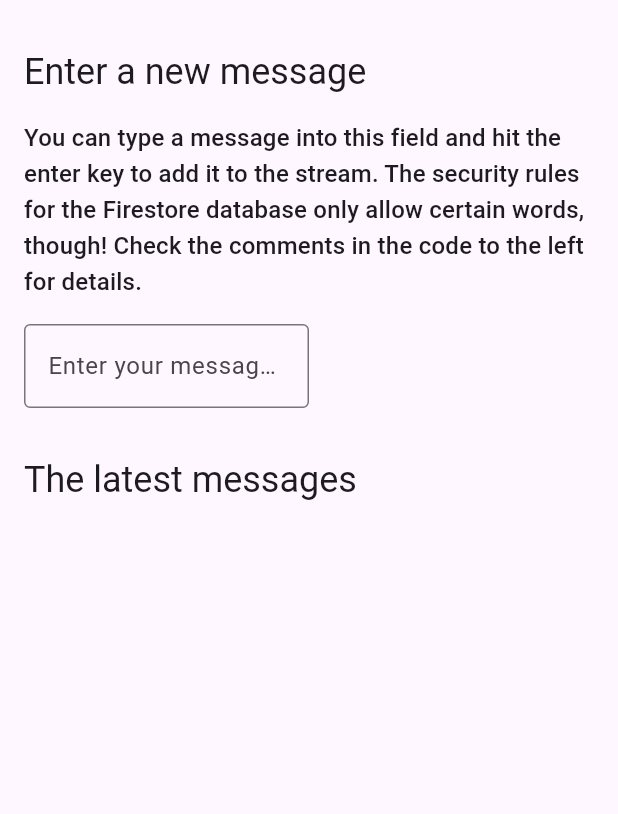
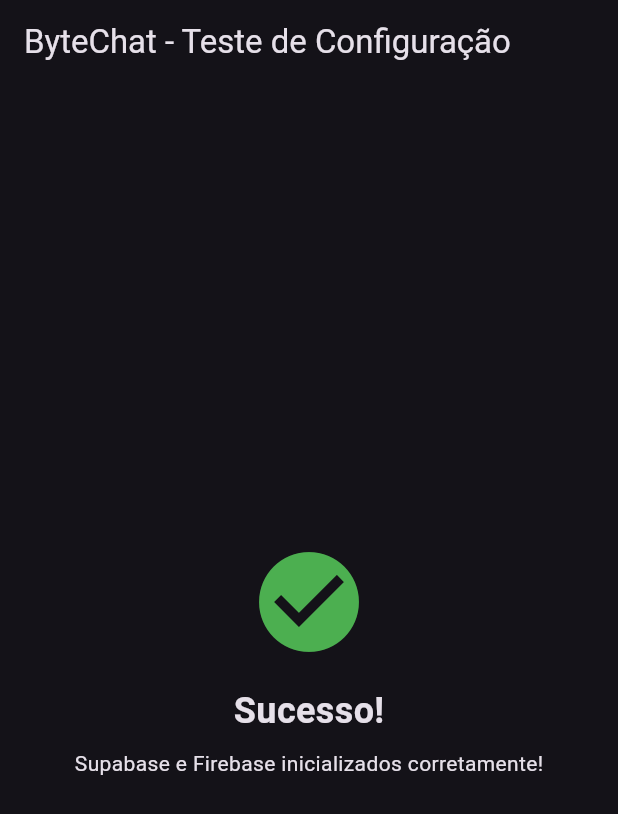
Before and after one commit to Breno2840/studious-engine, a Flutter app: the screen it shows after launch, on a phone screen of 412 x 824 dp. Shown: the top 814 px of the screen. Run offline on Flutter 3.47's test engine with Material 3 defaults, Android fonts, the phone set to English and light mode, and no system bars; our stand-ins replace firebase_core, supabase_flutter; accounts and stored records are empty.

Commit message:
Atualizar o main.dart

```diff
--- a/lib/main.dart
+++ b/lib/main.dart
@@ -1,145 +1,66 @@
-// Based on https://dartpad.dev/?id=d57c6c898dabb8c6fb41018588b8cf73
-import 'package:cloud_firestore/cloud_firestore.dart';
-import 'package:firebase_auth/firebase_auth.dart';
+import 'package:flutter/material.dart';
+import 'package:supabase_flutter/supabase_flutter.dart';
 import 'package:firebase_core/firebase_core.dart';
-import 'package:flutter/material.dart';
-import 'package:intl/intl.dart';
+
+// Importa o arquivo de configuração do Firebase que acabamos de corrigir
 import 'firebase_options.dart';
 
-const Color darkBlue = Color.fromARGB(255, 18, 32, 47);
+Future<void> main() async {
+  // Garante que o Flutter esteja pronto
+  WidgetsFlutterBinding.ensureInitialized();
 
-const messageLimit = 30;
-
-void main() async {
-  try {
-    WidgetsFlutterBinding.ensureInitialized();
-  } catch (e, st) {
-    print(e);
-    print(st);
-  }
-
-  // The first step to using Firebase is to configure it so that our code can
-  // find the Firebase project on the servers. This is not a security risk, as
-  // explained here: https://stackoverflow.com/a/37484053
+  // INICIALIZAÇÃO CORRETA E MODERNA DO FIREBASE
+  // Usamos o arquivo firebase_options.dart para garantir que as chaves certas sejam usadas.
   await Firebase.initializeApp(
     options: DefaultFirebaseOptions.currentPlatform,
   );
 
-  // We sign the user in anonymously, meaning they get a user ID without having
-  // to provide credentials. While this doesn't allow us to identify the user,
-  // this would, for example, still allow us to associate data in the database
-  // with each user.
-  await FirebaseAuth.instance.signInAnonymously();
+  // Inicialização do Supabase (continua igual)
+  await Supabase.initialize(
+    url: 'https://vkmzoznmzgxfzvgdlwvm.supabase.co',
+    anonKey: 'eyJhbGciOiJIANiIsInR5cCI6IkpXVCJ9.eyJpc3MiOiJzdXBhYmFzZSIsInJlZiI6InZrbXpvem5temd4Znp2Z2Rsd3ZtIiwicm9sZSI6ImFub24iLCJpYXQiOjE3NTU3MDcwNzIsImV4cCI6MjA3MTI4MzA3Mn0.Rm1f2YJPjdyom2xa5QaB4Iewr0cOhCq08ObdRJk27vg',
+  );
 
-  runApp(MyApp());
+  runApp(const ByteChatMiniApp());
 }
 
-class MyApp extends StatelessWidget {
-  final DateFormat formatter = DateFormat('MM/dd HH:mm:SS');
-
-  MyApp({Key? key}) : super(key: key);
+class ByteChatMiniApp extends StatelessWidget {
+  const ByteChatMiniApp({super.key});
 
   @override
   Widget build(BuildContext context) {
     return MaterialApp(
-      home: Scaffold(
-        body: Padding(
-          padding: const EdgeInsets.symmetric(horizontal: 16.0),
-          child: Column(
-            crossAxisAlignment: CrossAxisAlignment.start,
-            children: [
-              // The user can send a message to Firebase. What they can send is
-              // protected by server-side security rules, which in this case
-              // only allow chat messages that this regular expression:
-              //
-              //    ^((?i)hello|\\s|firebase|welcome|to|summit|the|this|
-              //    everyone|good|morning|afternoon|firestore|meetup|
-              //    devfest|virtual|online)+
-              //
-              // In a real project you'd probably expand that, for example by
-              // only allowing users that you explicitly approve to post
-              // messages.
-              const SizedBox(height: 32),
-              Text(
-                'Enter a new message',
-                style: Theme.of(context).textTheme.headlineSmall,
-              ),
-              const SizedBox(height: 16),
-              Text(
-                'You can type a message into this field and hit the enter key '
-                'to add it to the stream. The security rules for the '
-                'Firestore database only allow certain words, though! Check '
-                'the comments in the code to the left for details.',
-                style: Theme.of(context).textTheme.titleMedium,
-              ),
-              const SizedBox(height: 16),
-              FractionallySizedBox(
-                widthFactor: 0.5,
-                child: TextField(
-                  decoration: const InputDecoration(
-                      border: OutlineInputBorder(),
-                      hintText: 'Enter your message and hit Enter'),
-                  onSubmitted: (String value) {
-                    FirebaseFirestore.instance.collection('chat').add(
-                      {
-                        'message': value,
-                        'timestamp': DateTime.now().millisecondsSinceEpoch
-                      },
-                    );
-                  },
-                ),
-              ),
-              // We use a stream builder to both read the initial data from the
-              // database and listen to updates to that data in realtime. The
-              // database we use is called Firestore, and we are asking the 10
-              // most recent messages.
-              const SizedBox(height: 32),
-              Text(
-                'The latest messages',
-                style: Theme.of(context).textTheme.headlineSmall,
-              ),
-              const SizedBox(height: 16),
-              Expanded(
-                child: StreamBuilder<QuerySnapshot>(
-                  stream: FirebaseFirestore.instance
-                      .collection('chat')
-                      .orderBy('timestamp', descending: true)
-                      .limit(messageLimit)
-                      .snapshots(),
-                  builder: (context, snapshot) {
-                    if (snapshot.hasError) {
-                      return Center(child: Text('$snapshot.error'));
-                    } else if (!snapshot.hasData) {
-                      return const Center(
-                        child: SizedBox(
-                          width: 50,
-                          height: 50,
-                          child: CircularProgressIndicator(),
-                        ),
-                      );
-                    }
+      debugShowCheckedModeBanner: false,
+      title: 'ByteChat Mini',
+      theme: ThemeData.dark(),
+      home: const ProofOfConceptPage(),
+    );
+  }
+}
 
-                    var docs = snapshot.data!.docs;
+// TELA DE TESTE PARA PROVAR QUE TUDO FUNCIONOU
+class ProofOfConceptPage extends StatelessWidget {
+  const ProofOfConceptPage({super.key});
 
-                    return ListView.builder(
-                      itemCount: docs.length,
-                      itemBuilder: (context, i) {
-                        return ListTile(
-                          leading: DefaultTextStyle.merge(
-                            style: const TextStyle(color: Colors.indigo),
-                            child: Text(formatter.format(
-                                DateTime.fromMillisecondsSinceEpoch(
-                                    docs[i]['timestamp']))),
-                          ),
-                          title: Text('${docs[i]['message']}'),
-                        );
-                      },
-                    );
-                  },
-                ),
-              ),
-            ],
-          ),
+  @override
+  Widget build(BuildContext context) {
+    return Scaffold(
+      appBar: AppBar(
+        title: const Text('ByteChat - Teste de Configuração'),
+      ),
+      body: const Center(
+        child: Column(
+          mainAxisAlignment: MainAxisAlignment.center,
+          children: [
+            Icon(Icons.check_circle, color: Colors.green, size: 80),
+            SizedBox(height: 16),
+            Text(
+              'Sucesso!',
+              style: TextStyle(fontSize: 24, fontWeight: FontWeight.bold),
+            ),
+            SizedBox(height: 8),
+            Text('Supabase e Firebase inicializados corretamente!'),
+          ],
         ),
       ),
     );
```
